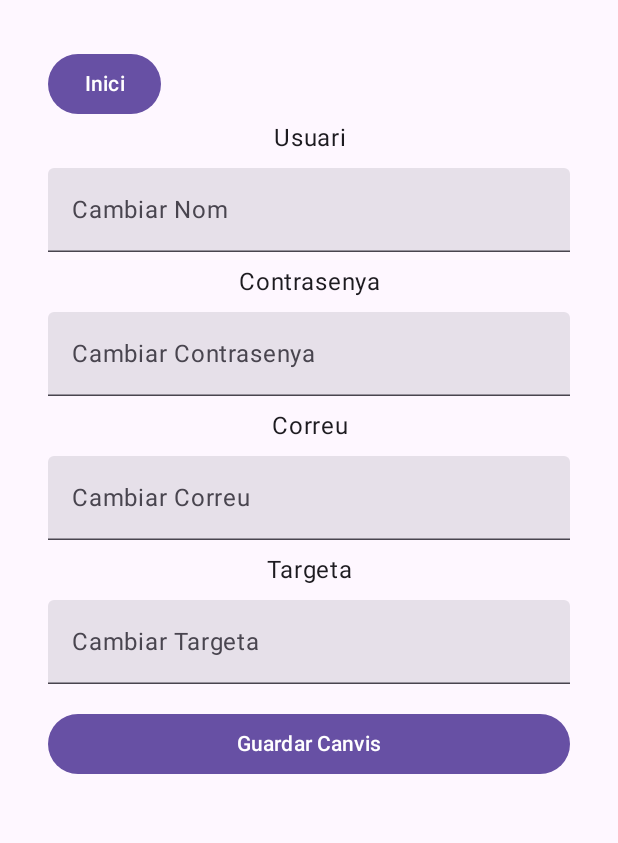
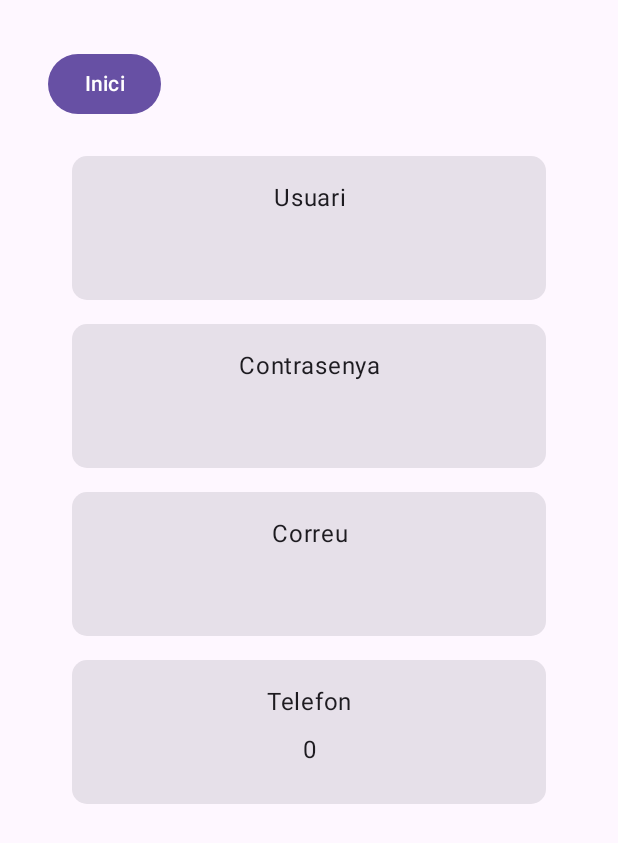
Before and after one commit to inspedralbes/transversal-tr1-2024-2025-android-dam_24_25_tr1g3_android, an Android app built with Jetpack Compose: the Options screen opened through its navigation route, on a phone screen of 412 x 824 dp. Shown: the top 843 px of the screen. Run offline under Robolectric (Android 15) with nearby library versions, the phone set to English and light mode, and no system bars; pictures from the network do not load.

```diff
--- a/app/src/main/java/com/example/myapp/MainActivity.kt
+++ b/app/src/main/java/com/example/myapp/MainActivity.kt
@@ -37,7 +37,7 @@ class MainActivity : AppCompatActivity() {
         setContent {
             AppTheme {
                 Surface(modifier = Modifier.padding(16.dp).fillMaxSize()){
-                    NavHost1()
+                    NavHost1(activity = this)
                 }
             }
         }
--- /dev/null
+++ b/app/src/main/java/com/example/myapp/data/ClassUser.kt
@@ -0,0 +1,7 @@
+package com.example.myapp.data
+
+data class User(var id: Int, var nom: String, var correu: String, var telefon: Int, var contrasenya: String)
+
+fun emptyUser(): User{
+    return User(id = 0, nom = "", correu = "", telefon = 0, contrasenya = "")
+}
--- a/app/src/main/java/com/example/myapp/ui/NavHost.kt
+++ b/app/src/main/java/com/example/myapp/ui/NavHost.kt
@@ -29,51 +29,46 @@ import androidx.navigation.NavController
 import androidx.navigation.compose.NavHost
 import androidx.navigation.compose.composable
 import androidx.navigation.compose.rememberNavController
+import com.example.myapp.data.productes
 
 
 @Composable
-fun NavHost1() {
+fun NavHost1(activity: AppCompatActivity) {
     val navController = rememberNavController()
-    NavHost(navController = navController, startDestination = "App") {
-        composable("App") { AppScreen1(navController) }
-        composable("Carro") { CarritoScreen1(navController) }
-        composable("Options") { OptionsScreen1(navController) }
+    val viewModel: AppViewModel = viewModel()
+    val productes = productes
+    // Estableix els productes al ViewModel
+    viewModel.setProductes(productes)
+    NavHost(navController = navController, startDestination = "Login") {
+        composable("App") { AppScreen1(viewModel, navController) }
+        composable("Carro") { CarritoScreen1(viewModel, navController) }
+        composable("Options") { OptionsScreen1(viewModel, navController) }
+        composable("Login") { LoginScreen1(viewModel, navController, activity) }
+        composable("Compra") { CompraScreen1(viewModel, navController)}
     }
 }
 
 @Composable
-fun AppScreen1(navController: NavController) {
-    // Aquí és on configurarem el ViewModel com abans
-    val viewModel: AppViewModel = viewModel()
-
-
-    // Botó per navegar a la pantalla de detalls
-    Column {
-        Button(modifier = Modifier.align(Alignment.End), onClick = { navController.navigate("Carro") }) {
-            Text("Cambiar Pagina")
-        }
-        AppScreen(viewModel, navController)
-    }
+fun AppScreen1(viewModel: AppViewModel, navController: NavController) {
+    AppScreen(viewModel, navController)
 }
 
 @Composable
-fun CarritoScreen1(navController: NavController) {
-    val viewModel: AppViewModel = viewModel()
-
-    // Contingut de la pantalla de detalls
-    Column {
-        Text(text = "Aquesta és el Carro", fontSize = 24.sp)
-        Button(onClick = { navController.navigate("App") }) {
-            Text("Cambiar Pagina")
-        }
-        CarritoScreen(viewModel, navController)
-    }
+fun CarritoScreen1(viewModel: AppViewModel, navController: NavController) {
+    CarritoScreen(viewModel, navController)
 }
 
 @Composable
-fun OptionsScreen1(navController: NavController) {
-    val viewModel: AppViewModel = viewModel()
+fun OptionsScreen1(viewModel: AppViewModel, navController: NavController) {
+    OptionsScreen(viewModel, navController)
+}
 
-    // Contingut de la pantalla de detalls
-    OptionsScreen(navController)
+@Composable
+fun LoginScreen1(viewModel: AppViewModel, navController: NavController, activity: AppCompatActivity) {
+    LoginScreen(viewModel, navController, activity)
 }
+
+@Composable
+fun CompraScreen1(viewModel: AppViewModel = viewModel(), navController: NavController) {
+    CompraScreen(viewModel, navController)
+}
--- a/app/src/main/java/com/example/myapp/ui/OptionsScreen.kt
+++ b/app/src/main/java/com/example/myapp/ui/OptionsScreen.kt
@@ -47,13 +47,10 @@ import androidx.navigation.compose.NavHost
 import androidx.navigation.compose.rememberNavController
 
 @Composable
-fun OptionsScreen(navController: NavController) {
+fun OptionsScreen(viewModel: AppViewModel, navController: NavController) {
     // Variables per emmagatzemar el text dels inputs
-    var userName by remember { mutableStateOf("") }
-    var password by remember { mutableStateOf("") }
-    var email by remember { mutableStateOf("") }
-    var card by remember { mutableStateOf("") }
-
+    val user by viewModel.user.collectAsState()
+    println(viewModel.user.collectAsState())
     // Disseny principal
     MaterialTheme {
         Surface(
@@ -67,45 +64,77 @@ fun OptionsScreen(navController: NavController) {
                     // Aquí pots afegir la imatge si cal
                 }
 
-                Text(text = "Usuari", textAlign = TextAlign.Center, modifier = Modifier.align(Alignment.CenterHorizontally))
+                Column(modifier = Modifier.padding(16.dp)) {
+
+                    println("Usuario: ${user.nom}, Contraseña: ${user.contrasenya}, Correo: ${user.correu}, Teléfono: ${user.telefon}")
+
+                    Card(modifier = Modifier.padding(vertical = 8.dp).fillMaxWidth()) {
+                        Column(modifier = Modifier.padding(16.dp)) {
+                            Text(
+                                text = "Usuari",
+                                textAlign = TextAlign.Center,
+                                modifier = Modifier.fillMaxWidth()
+                            )
                             // Caixa d'entrada per a canviar el nom
-                TextField(
-                    value = userName,
-                    onValueChange = { userName = it },
-                    label = { Text("Cambiar Nom") },
+                            Text(
+                                text = user.nom,
+                                textAlign = TextAlign.Center,
                                 modifier = Modifier.fillMaxWidth().padding(vertical = 8.dp)
                             )
+                        }
+                    }
 
-                Text(text = "Contrasenya", textAlign = TextAlign.Center, modifier = Modifier.align(Alignment.CenterHorizontally))
+                    Card(modifier = Modifier.padding(vertical = 8.dp).fillMaxWidth()) {
+                        Column(modifier = Modifier.padding(16.dp)) {
+                            Text(
+                                text = "Contrasenya",
+                                textAlign = TextAlign.Center,
+                                modifier = Modifier.fillMaxWidth()
+                            )
                             // Caixa d'entrada per a la contrasenya
-                TextField(
-                    value = password,
-                    onValueChange = { password = it },
-                    label = { Text("Cambiar Contrasenya") },
-                    modifier = Modifier.fillMaxWidth().padding(vertical = 8.dp),
-                    visualTransformation = PasswordVisualTransformation() // Amaga el text de la contrasenya
-                )
-
-                Text(text = "Correu", textAlign = TextAlign.Center, modifier = Modifier.align(Alignment.CenterHorizontally))
-                // Caixa d'entrada per al correu
-                TextField(
-                    value = email,
-                    onValueChange = { email = it },
-                    label = { Text("Cambiar Correu") },
+                            Text(
+                                text = user.contrasenya,
+                                textAlign = TextAlign.Center,
                                 modifier = Modifier.fillMaxWidth().padding(vertical = 8.dp)
                             )
+                        }
+                    }
 
-                Text(text = "Targeta", textAlign = TextAlign.Center, modifier = Modifier.align(Alignment.CenterHorizontally))
-                // Caixa d'entrada per a la targeta
-                TextField(
-                    value = card,
-                    onValueChange = { card = it },
-                    label = { Text("Cambiar Targeta") },
+                    Card(modifier = Modifier.padding(vertical = 8.dp).fillMaxWidth()) {
+                        Column(modifier = Modifier.padding(16.dp)) {
+                            Text(
+                                text = "Correu",
+                                textAlign = TextAlign.Center,
+                                modifier = Modifier.fillMaxWidth()
+                            )
+                            // Caixa d'entrada per al correu
+                            Text(
+                                text = user.correu,
+                                textAlign = TextAlign.Center,
                                 modifier = Modifier.fillMaxWidth().padding(vertical = 8.dp)
                             )
+                        }
+                    }
+
+                    Card(modifier = Modifier.padding(vertical = 8.dp).fillMaxWidth()) {
+                        Column(modifier = Modifier.padding(16.dp)) {
+                            Text(
+                                text = "Telefon",
+                                textAlign = TextAlign.Center,
+                                modifier = Modifier.fillMaxWidth()
+                            )
+                            // Caixa d'entrada per al telefon
+                            Text(
+                                text = user.telefon.toString(),
+                                textAlign = TextAlign.Center,
+                                modifier = Modifier.fillMaxWidth().padding(vertical = 8.dp)
+                            )
+                        }
+                    }
+                }
 
                 // Botó per guardar els inputs
-                Button(
+                /*Button(
                     onClick = {
                         // Lògica per guardar els inputs
                         saveUserData(userName, password, email, card)
@@ -118,8 +147,8 @@ fun OptionsScreen(navController: NavController) {
                     },
                     modifier = Modifier.fillMaxWidth().padding(vertical = 8.dp)
                 ) {
-                    Text("Guardar Canvis")
-                }
+                    Text("Tancar Sessio")
+                }*/
             }
         }
     }
@@ -134,5 +163,6 @@ private fun saveUserData(userName: String, password: String, email: String, card
 @Preview(showBackground = true)
 @Composable
 fun DefaultPreview1() {
-    OptionsScreen(navController = rememberNavController())
+    val viewModel: AppViewModel = viewModel()
+    OptionsScreen(viewModel, navController = rememberNavController())
 }
```
Also changed, not shown: app/src/main/java/com/example/myapp/data/users.kt (added, +11 -0 lines), app/src/main/java/com/example/myapp/ui/AppScreen.kt (+28 -8 lines), app/src/main/java/com/example/myapp/ui/AppViewModel.kt (+12 -1 lines), app/src/main/java/com/example/myapp/ui/CarritoScreen.kt (+7 -2 lines), app/src/main/java/com/example/myapp/ui/CompraScreen.kt (added, +50 -0 lines), app/src/main/java/com/example/myapp/ui/LoginScreen.kt (added, +165 -0 lines), 100 other files. Lines whose indentation alone changed are shown as unchanged.
